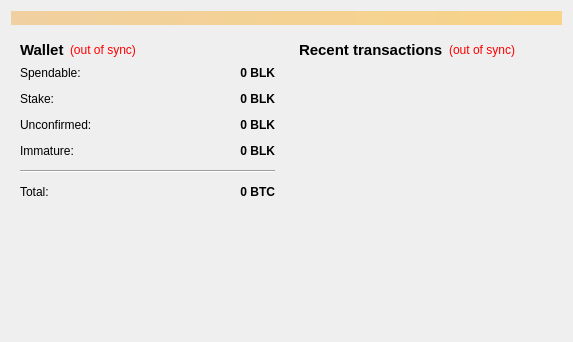
bogatyrov/valorbit, file src/qt/forms/overviewpage.ui: the form before one commit.
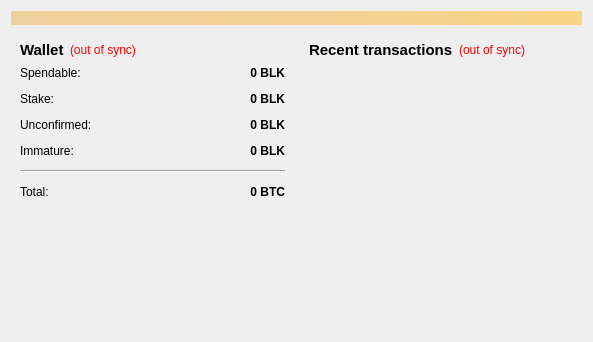
The form after the commit.

Patch:
```diff
--- a/src/qt/forms/overviewpage.ui
+++ b/src/qt/forms/overviewpage.ui
@@ -6,7 +6,7 @@
    <rect>
     <x>0</x>
     <y>0</y>
-    <width>573</width>
+    <width>593</width>
     <height>342</height>
    </rect>
   </property>
```
